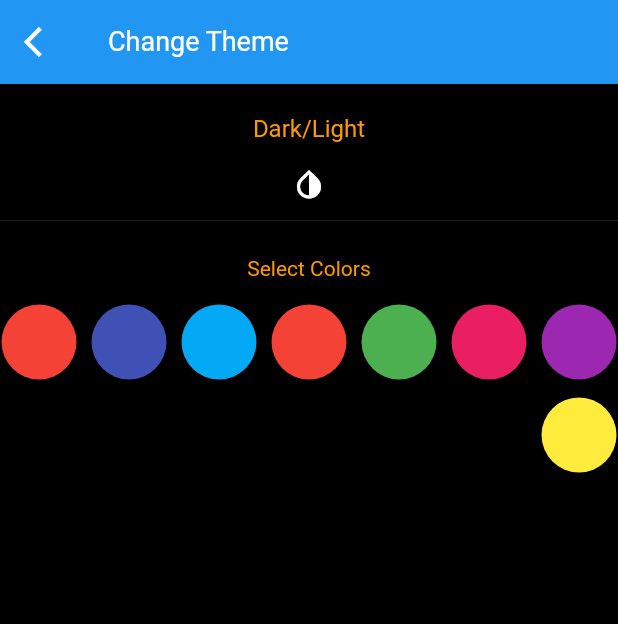
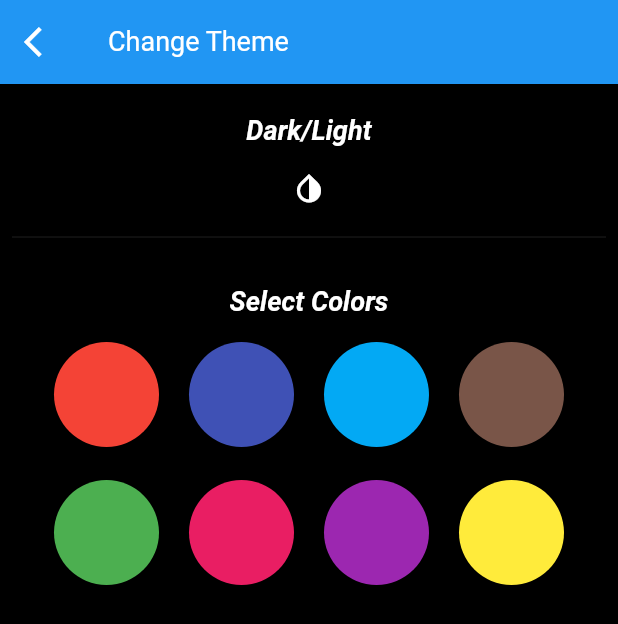
Before and after one commit to AntonyRuby/themes, a Flutter app: the screen it shows after launch, after a tap on the "account circle" icon, on a phone screen of 412 x 824 dp. Shown: the top 624 px of the screen. Run offline on Flutter 3.47's test engine with Material 2 defaults, Android fonts, the phone set to English and light mode, and no system bars; our stand-ins replace bloc, equatable, flutter_bloc, shared_preferences; Roboto replaces fonts that are missing (Poppins-Regular).

Commit message:
themes Color

```diff
--- a/lib/main.dart
+++ b/lib/main.dart
@@ -1,6 +1,7 @@
 import 'package:flutter/material.dart';
 import 'package:flutter_bloc/flutter_bloc.dart';
 import 'package:shared_preferences/shared_preferences.dart';
+import 'package:themes/screen/theme/bloc/theme_data_bloc.dart';
 import 'package:themes/screen/transaction_screen/transaction_screen.dart';
 import 'package:themes/widget/config.dart';
 import 'screen/theme/bloc/themes_bloc.dart';
@@ -35,13 +36,16 @@ class _MyAppState extends State<MyApp> {
 
   @override
   Widget build(BuildContext context) {
-    return MaterialApp(
+    return BlocProvider(
+      create: (context) => ThemeDataBloc(),
+      child: MaterialApp(
         title: 'Themes',
         debugShowCheckedModeBanner: false,
         theme: CustomTheme.lightTheme,
         darkTheme: CustomTheme.darkTheme,
         themeMode: currentTheme.currentTheme,
         home: TransactionScreen(),
+      ),
     );
   }
 }
--- /dev/null
+++ b/lib/screen/theme/bloc/theme_data_bloc.dart
@@ -0,0 +1,19 @@
+import 'dart:async';
+
+import 'package:bloc/bloc.dart';
+import 'package:equatable/equatable.dart';
+import 'package:flutter/material.dart';
+
+part 'theme_data_event.dart';
+part 'theme_data_state.dart';
+
+class ThemeDataBloc extends Bloc<ThemeDataEvent, ThemeDataState> {
+  ThemeData currentTheme = ThemeData.light();
+
+  ThemeDataBloc() : super(ThemeDataInitial());
+
+  @override
+  Stream<ThemeDataState> mapEventToState(
+    ThemeDataEvent event,
+  ) async* {}
+}
--- /dev/null
+++ b/lib/screen/theme/bloc/theme_data_event.dart
@@ -0,0 +1,8 @@
+part of 'theme_data_bloc.dart';
+
+abstract class ThemeDataEvent extends Equatable {
+  const ThemeDataEvent();
+
+  @override
+  List<Object> get props => [];
+}
--- /dev/null
+++ b/lib/screen/theme/bloc/theme_data_state.dart
@@ -0,0 +1,10 @@
+part of 'theme_data_bloc.dart';
+
+abstract class ThemeDataState extends Equatable {
+  const ThemeDataState();
+
+  @override
+  List<Object> get props => [];
+}
+
+class ThemeDataInitial extends ThemeDataState {}
--- a/lib/screen/theme/themes_screen.dart
+++ b/lib/screen/theme/themes_screen.dart
@@ -26,7 +26,10 @@ class _ThemesScreenState extends State<ThemesScreen> {
             onPressed: () {
               Navigator.pop(context);
             }),
-        title: CustomText(StringResource.changeTheme, color: Colors.white),
+        title: CustomText(
+          StringResource.changeTheme,
+          // color: Theme.of(context).primaryColor,
+        ),
       ),
       body: SafeArea(
         child: Column(
@@ -34,40 +37,80 @@ class _ThemesScreenState extends State<ThemesScreen> {
             ListTile(
               title: Center(
                   child: Padding(
-                padding: const EdgeInsets.all(16.0),
-                child: Text("Dark/Light"),
-              )),
+                      padding: const EdgeInsets.all(16.0),
+                      child: CustomText(
+                        StringResource.darkLight,
+                        fontStyle: FontStyle.italic,
+                        fontWeight: FontWeight.bold,
+                      ))),
               subtitle: GestureDetector(
                   onTap: () => currentTheme.toggleTheme(),
                   child: Icon(Icons.invert_colors)),
             ),
-            Divider(),
             Padding(
-              padding: const EdgeInsets.all(16.0),
-              child: Text("Select Colors"),
+              padding: const EdgeInsets.all(8.0),
+              child: Divider(),
             ),
+            Padding(
+                padding: const EdgeInsets.all(16.0),
+                child: CustomText(
+                  StringResource.selectColors,
+                  fontStyle: FontStyle.italic,
+                  fontWeight: FontWeight.bold,
+                )),
             Wrap(
               alignment: WrapAlignment.end,
-              spacing: 10,
-              runSpacing: 12,
+              spacing: 20,
+              runSpacing: 22,
               children: [
                 _colorSelection(Colors.red, onTap: () {
+                  primaryColor = Colors.red;
                   setColor(1);
                   setState(() {});
                 }),
-                _colorSelection(
-                  Colors.indigo,
-                  onTap: () {
-                    setColor(2);
-                    setState(() {});
-                  },
-                ),
-                _colorSelection(Colors.lightBlue),
-                _colorSelection(Colors.red),
-                _colorSelection(Colors.green),
-                _colorSelection(Colors.pink),
-                _colorSelection(Colors.purple),
-                _colorSelection(Colors.yellow),
+                // _colorSelection(
+                //   Colors.indigo,
+                //   onTap: () {
+                //     setState(() {
+                //       CustomTheme.blueTheme;
+                //     });
+                //   },
+                // ),
+                _colorSelection(Colors.indigo, onTap: () {
+                  primaryColor = Colors.indigo;
+                  setColor(2);
+                  setState(() {});
+                }),
+                _colorSelection(Colors.lightBlue, onTap: () {
+                  primaryColor = Colors.lightBlue;
+                  setColor(3);
+                  setState(() {});
+                }),
+                _colorSelection(Colors.brown, onTap: () {
+                  primaryColor = Colors.brown;
+                  setColor(4);
+                  setState(() {});
+                }),
+                _colorSelection(Colors.green, onTap: () {
+                  primaryColor = Colors.green;
+                  setColor(4);
+                  setState(() {});
+                }),
+                _colorSelection(Colors.pink, onTap: () {
+                  primaryColor = Colors.pink;
+                  setColor(5);
+                  setState(() {});
+                }),
+                _colorSelection(Colors.purple, onTap: () {
+                  primaryColor = Colors.purple;
+                  setColor(6);
+                  setState(() {});
+                }),
+                _colorSelection(Colors.yellow, onTap: () {
+                  primaryColor = Colors.yellow;
+                  setColor(7);
+                  setState(() {});
+                }),
               ],
             ),
           ],
@@ -80,8 +123,8 @@ class _ThemesScreenState extends State<ThemesScreen> {
     return GestureDetector(
       onTap: onTap,
       child: new Container(
-        width: 50,
-        height: 50,
+        width: 70,
+        height: 70,
         decoration: new BoxDecoration(
           color: customColor,
           shape: BoxShape.circle,
--- a/lib/screen/transaction_screen/transaction_screen.dart
+++ b/lib/screen/transaction_screen/transaction_screen.dart
@@ -19,9 +19,11 @@ class _TransactionScreenState extends State<TransactionScreen> {
   Future getColor() async {
     preferences = await SharedPreferences.getInstance();
     int? idx = preferences!.getInt('color');
-    primaryColor = getColorIndex(idx!);
+    // primaryColor = getColorIndex(idx!);
     setState(() {});
   }
+
+  List<Widget> _widgetOptions = <Widget>[TransactionScreen(), ThemesScreen()];
 
   @override
   void initState() {
@@ -132,9 +134,11 @@ class _TransactionScreenState extends State<TransactionScreen> {
         showSelectedLabels: false,
         showUnselectedLabels: false,
         currentIndex: selectedIndex,
-        onTap: (index) => setState(() {
-          selectedIndex = index;
-        }),
+        onTap: (index) => setState(
+          () {
+            selectedIndex = index;
+          },
+        ),
         items: const <BottomNavigationBarItem>[
           BottomNavigationBarItem(
             icon: Icon(Icons.add_circle),
@@ -149,7 +153,7 @@ class _TransactionScreenState extends State<TransactionScreen> {
             label: 'Search',
           ),
           BottomNavigationBarItem(
-            icon: Icon(Icons.color_lens),
+            icon: Icon(Icons.comment_bank),
             label: 'Colors',
           ),
         ],
--- a/lib/utils/string_resource.dart
+++ b/lib/utils/string_resource.dart
@@ -6,4 +6,6 @@ class StringResource {
   static const String balance = 'Balance';
   static const String lastTransaction = 'Last transaction';
   static const String changeTheme = 'Change Theme';
+  static const String selectColors = 'Select Colors';
+  static const String darkLight = 'Dark/Light';
 }
--- a/lib/widget/custom_text.dart
+++ b/lib/widget/custom_text.dart
@@ -40,10 +40,8 @@ class CustomText extends StatefulWidget {
 class _CustomTextState extends State<CustomText> {
   @override
   Widget build(BuildContext context) {
-    // ignore: unnecessary_this
     final Text textWidget = Text(
       this.widget.text,
-      // ignore: unnecessary_this
       textAlign: this.widget.textAlign,
       overflow: widget.isSingleLine ? TextOverflow.ellipsis : null,
       maxLines: widget.maxLines,
```
Also changed, not shown: lib/screen/theme/bloc/themes_bloc.dart (deleted, +0 -27 lines), lib/screen/theme/bloc/themes_event.dart (deleted, +0 -14 lines), lib/screen/theme/bloc/themes_state.dart (deleted, +0 -13 lines), lib/widget/constants.dart (+19 -1 lines), lib/widget/custom_theme.dart (+47 -47 lines), 1 other file. Lines whose indentation alone changed are shown as unchanged.
